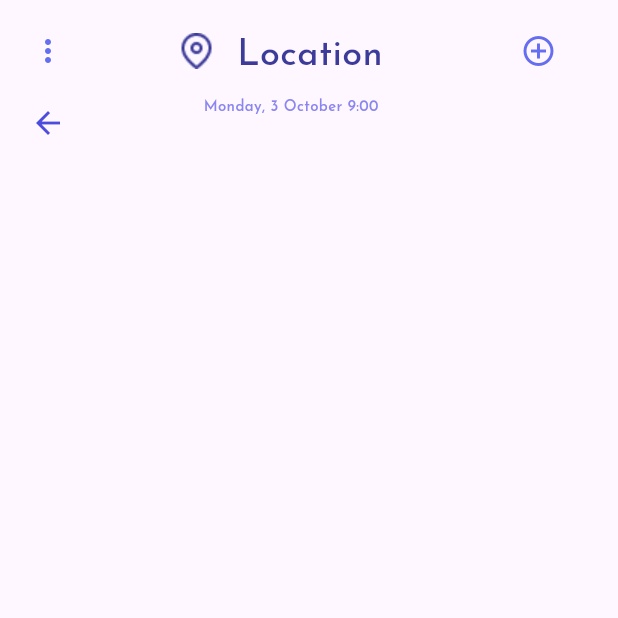
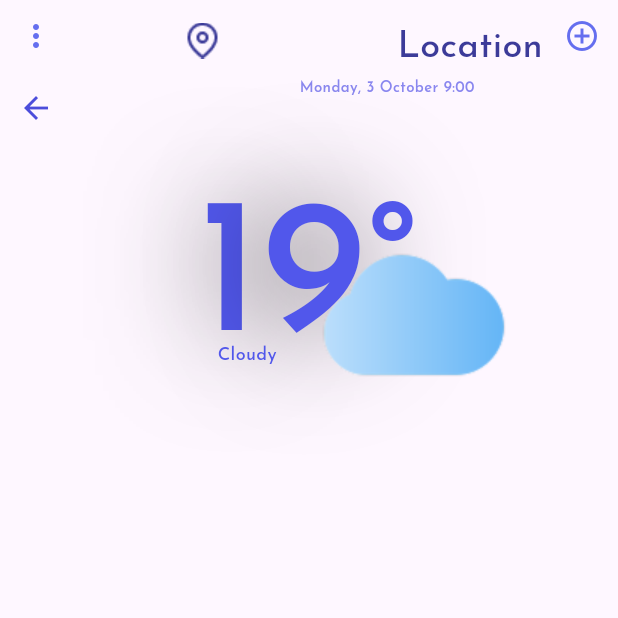
Before and after one commit to Marwannnnnntarek/weather_figma, a Flutter app: the HomeView screen opened by its route, on a phone screen of 412 x 824 dp, the top half of it. Run offline on Flutter 3.47's test engine with Material 3 defaults, Android fonts, the phone set to English and light mode, and no system bars; our stand-ins replace go_router, google_fonts.

Commit message:
finish temp grade, condition and image

```diff
--- a/lib/core/helpers/assetsData.dart
+++ b/lib/core/helpers/assetsData.dart
@@ -1,6 +1,7 @@
 class AssetsData {
   static const logo = 'assets/images/cloudy 1.png';
-   static const cover = 'assets/images/Cover.png';
-    static const MapPin = 'assets/images/map-pin (1).png';
+  static const cover = 'assets/images/Cover.png';
+  static const MapPin = 'assets/images/map-pin (1).png';
+  static const Cloud = 'assets/images/cloud 1.png';
 }
 // y verticl
--- a/lib/features/home/presentation/views/widgets/AddCircleIconButton.dart
+++ b/lib/features/home/presentation/views/widgets/AddCircleIconButton.dart
@@ -5,14 +5,9 @@ class AddCircleButtonIcon extends StatelessWidget {
 
   @override
   Widget build(BuildContext context) {
-    return SizedBox(
-      width: 24,
-      height: 24,
-      child: IconButton(
-        padding: EdgeInsets.zero,
-        onPressed: () {},
-        icon: Icon(Icons.add_circle_outline, color: Color(0xFF656eef)),
-      ),
+    return IconButton(
+      onPressed: () {},
+      icon: Icon(Icons.add_circle_outline, color: Color(0xFF656eef)),
     );
   }
 }
--- a/lib/features/home/presentation/views/widgets/BackIconButton.dart
+++ b/lib/features/home/presentation/views/widgets/BackIconButton.dart
@@ -2,27 +2,16 @@ import 'package:flutter/material.dart';
 import 'package:go_router/go_router.dart';
 
 class BackIconButton extends StatelessWidget {
-  const BackIconButton({
-    super.key,
-  });
+  const BackIconButton({super.key});
 
   @override
   Widget build(BuildContext context) {
-    return Padding(
-      padding: const EdgeInsets.only(top: 22),
-      child: SizedBox(
-        height: 24,
-        width: 24,
-        child: BackButton(
-          style: ButtonStyle(
-            padding: WidgetStateProperty.all(EdgeInsets.zero),
-          ),
-          color: Color(0xFF4C4DDB),
-          onPressed: () {
-            context.pop();
-          },
-        ),
-      ),
+    return BackButton(
+
+      color: Color(0xFF4C4DDB),
+      onPressed: () {
+        context.pop();
+      },
     );
   }
 }
--- a/lib/features/register/presentation/views/RegisterView.dart
+++ b/lib/features/home/presentation/views/widgets/Cloudy.dart
@@ -1,15 +1,17 @@
 import 'package:flutter/material.dart';
-import 'package:myapp/features/register/presentation/views/widgets/RegisterViewBody.dart';
+import 'package:google_fonts/google_fonts.dart';
 
-class RegisterView extends StatelessWidget {
-  const RegisterView({super.key});
+class Cloudy extends StatelessWidget {
+  const Cloudy({super.key});
 
   @override
   Widget build(BuildContext context) {
-    return SafeArea(
-      child: Scaffold(
-        backgroundColor: Color(0xFF99a0fa),
-        body: RegisterViewBody(),
+    return Text(
+      'Cloudy',
+      style: GoogleFonts.josefinSans(
+        fontSize: 12,
+        fontWeight: FontWeight.w500,
+        color: Color(0xFF5157EB),
       ),
     );
   }
--- /dev/null
+++ b/lib/features/home/presentation/views/widgets/ConditionImage.dart
@@ -0,0 +1,23 @@
+import 'package:flutter/material.dart';
+import 'package:myapp/core/helpers/assetsData.dart';
+
+class ConditionImage extends StatelessWidget {
+  const ConditionImage({
+    super.key,
+  });
+
+  @override
+  Widget build(BuildContext context) {
+    return Container(
+      height: 128,
+      width: 128,
+      decoration: BoxDecoration(
+        borderRadius: BorderRadius.circular(10),
+        image: DecorationImage(
+          fit: BoxFit.fill,
+          image: AssetImage(AssetsData.Cloud),
+        ),
+      ),
+    );
+  }
+}
--- a/lib/features/home/presentation/views/widgets/HomeViewBody.dart
+++ b/lib/features/home/presentation/views/widgets/HomeViewBody.dart
@@ -1,34 +1,54 @@
 import 'package:flutter/material.dart';
+import 'package:myapp/core/helpers/assetsData.dart';
 import 'package:myapp/features/home/presentation/views/widgets/AddCircleIconButton.dart';
 import 'package:myapp/features/home/presentation/views/widgets/BackIconButton.dart';
+import 'package:myapp/features/home/presentation/views/widgets/Cloudy.dart';
+import 'package:myapp/features/home/presentation/views/widgets/ConditionImage.dart';
 import 'package:myapp/features/home/presentation/views/widgets/Date.dart';
 import 'package:myapp/features/home/presentation/views/widgets/Location.dart';
 import 'package:myapp/features/home/presentation/views/widgets/LocationIconImage.dart';
 import 'package:myapp/features/home/presentation/views/widgets/MoreIconButton.dart';
+import 'package:myapp/features/home/presentation/views/widgets/Temp.dart';
 
 class HomeViewBody extends StatelessWidget {
   const HomeViewBody({super.key});
 
   @override
   Widget build(BuildContext context) {
-    return Padding(
-      padding: const EdgeInsets.symmetric(horizontal: 20, vertical: 20),
-      child: Column(
+    return Column(
       children: [
         Row(
+          crossAxisAlignment: CrossAxisAlignment.start,
           children: [
-              MoreIconButton(),
+            Column(children: [MoreIconButton(), BackIconButton()]),
             SizedBox(width: 75),
             LocationIconImage(),
-              SizedBox(width: 15),
-              Location(),
-              SizedBox(width: 70),
+            SizedBox(width: 7),
+            Column(
+              crossAxisAlignment: CrossAxisAlignment.end,
+              children: [Location(), Date()],
+            ),
+            Spacer(),
             AddCircleButtonIcon(),
           ],
         ),
-          Row(children: [BackIconButton(), SizedBox(width: 46), Date()]),
+        Column(
+          children: [
+            Stack(
+              children: [
+                Row(
+                  mainAxisAlignment: MainAxisAlignment.center,
+                  crossAxisAlignment:
+                      CrossAxisAlignment.start, // Aligns Temp() to bottom
+                  children: [Temp()],
+                ),
+                Positioned(right: 72, top: 50, child: ConditionImage()),
+                Positioned(left: 145, top: 132, child: Cloudy()),
               ],
             ),
+          ],
+        ),
+      ],
     );
   }
 }
--- a/lib/features/home/presentation/views/widgets/Location.dart
+++ b/lib/features/home/presentation/views/widgets/Location.dart
@@ -6,9 +6,8 @@ class Location extends StatelessWidget {
 
   @override
   Widget build(BuildContext context) {
-    return SizedBox(
-      height: 28,
-      width: 119,
+    return Padding(
+      padding: const EdgeInsets.only(top: 15),
       child: Text(
         'Location',
         style: GoogleFonts.josefinSans(
--- a/lib/features/home/presentation/views/widgets/LocationIconImage.dart
+++ b/lib/features/home/presentation/views/widgets/LocationIconImage.dart
@@ -6,6 +6,9 @@ class LocationIconImage extends StatelessWidget {
 
   @override
   Widget build(BuildContext context) {
-    return Image.asset(AssetsData.MapPin, height: 24, width: 24);
+    return Padding(
+      padding: const EdgeInsets.only(top: 15),
+      child: Image.asset(AssetsData.MapPin),
+    );
   }
 }
--- a/lib/features/home/presentation/views/widgets/MoreIconButton.dart
+++ b/lib/features/home/presentation/views/widgets/MoreIconButton.dart
@@ -5,14 +5,10 @@ class MoreIconButton extends StatelessWidget {
 
   @override
   Widget build(BuildContext context) {
-    return SizedBox(
-      width: 24,
-      height: 24,
-      child: IconButton(
-        padding: EdgeInsets.zero,
-        onPressed: () {},
-        icon: Icon(Icons.more_vert_rounded, color: Color(0xFF656eef)),
-      ),
+    return IconButton(
+      padding: EdgeInsets.zero,
+      onPressed: () {},
+      icon: Icon(Icons.more_vert_rounded, color: Color(0xFF656eef)),
     );
   }
 }
--- /dev/null
+++ b/lib/features/home/presentation/views/widgets/Temp.dart
@@ -0,0 +1,58 @@
+import 'package:flutter/material.dart';
+import 'package:google_fonts/google_fonts.dart';
+
+class Temp extends StatelessWidget {
+  const Temp({super.key});
+
+  @override
+  Widget build(BuildContext context) {
+    return Row(
+      children: [
+        Text(
+          '1',
+          style: GoogleFonts.josefinSans(
+            fontSize: 128,
+            fontWeight: FontWeight.w500,
+            color: Color(0xFF5157EB),
+            shadows: [
+              Shadow(
+                blurRadius: 100, // Softness of the shadow
+                color: Colors.black.withOpacity(0.8), // Shadow color
+                offset: Offset(0, 4), // Changes position of shadow (X, Y)
+              ),
+            ],
+          ),
+        ),
+        Text(
+          '9',
+          style: GoogleFonts.josefinSans(
+            fontSize: 128,
+            fontWeight: FontWeight.w500,
+            color: Color(0xFF5157EB),
+            shadows: [
+              Shadow(
+                blurRadius: 100, // Softness of the shadow
+                color: Colors.black.withOpacity(0.8), // Shadow color
+                offset: Offset(0, 4), // Changes position of shadow (X, Y)
+              ),
+            ],
+          ),
+        ),
+        Text(
+          '°',
+          style: GoogleFonts.josefinSans(
+            fontSize: 128,
+            fontWeight: FontWeight.w500,
+            color: Color(0xFF5157EB),
+          ),
+        ),
+      ],
+    );
+
+    // return ListTile(
+    //   leading: Text('data'),
+    //   title: Text('data'),
+    //   subtitle: Text('data'),
+    // );
+  }
+}
```
Also changed, not shown: assets/images/cloud 1.png (added), 4 other files. Lines whose indentation alone changed are shown as unchanged.
